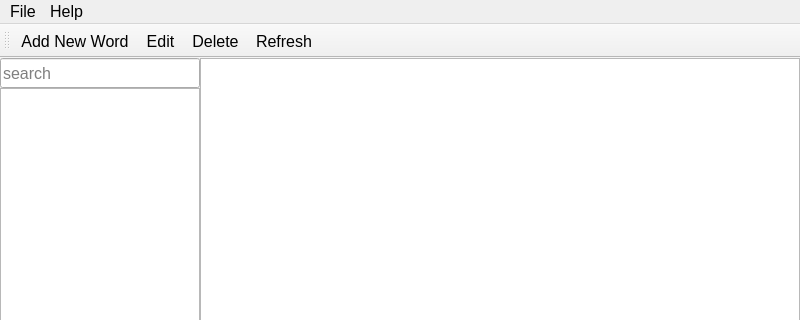
danielafriyie/gransoft_dictionary, file ui/gransoft_dictionary.ui: the form before one commit; both pictures show x 0 to 800 and y 0 to 320 of the 800 by 600 pixel window.
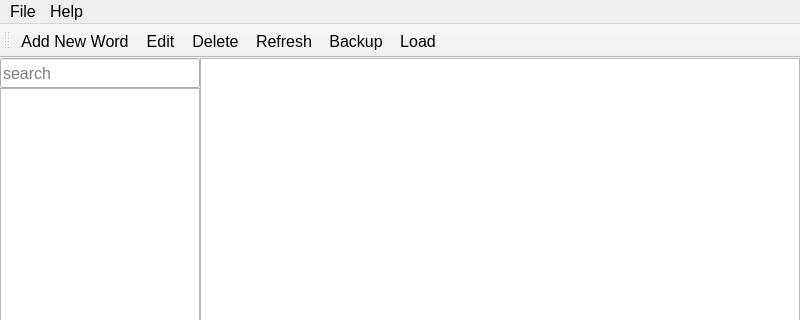
The form after the commit. Icons and pictures are not drawn.

Commit message: added backup and restore feature

Diff of the .ui file:
```diff
--- a/ui/gransoft_dictionary.ui
+++ b/ui/gransoft_dictionary.ui
@@ -209,6 +209,8 @@
    <addaction name="actionEdit"/>
    <addaction name="actionDelete"/>
    <addaction name="actionRefresh"/>
+   <addaction name="actionBackup"/>
+   <addaction name="actionLoad"/>
   </widget>
   <action name="add_new_action">
    <property name="icon">
@@ -270,6 +272,24 @@
     <string>About Qt</string>
    </property>
   </action>
+  <action name="actionBackup">
+   <property name="icon">
+    <iconset resource="image_icons.qrc">
+     <normaloff>:/icons/images/backup.jpg</normaloff>:/icons/images/backup.jpg</iconset>
+   </property>
+   <property name="text">
+    <string>Backup</string>
+   </property>
+  </action>
+  <action name="actionLoad">
+   <property name="icon">
+    <iconset resource="image_icons.qrc">
+     <normaloff>:/icons/images/load.png</normaloff>:/icons/images/load.png</iconset>
+   </property>
+   <property name="text">
+    <string>Load</string>
+   </property>
+  </action>
  </widget>
  <resources>
   <include location="image_icons.qrc"/>
```
Left out of the diff: 4 changed lines with no effect on the pictures. The commit also changes 10 other files.
